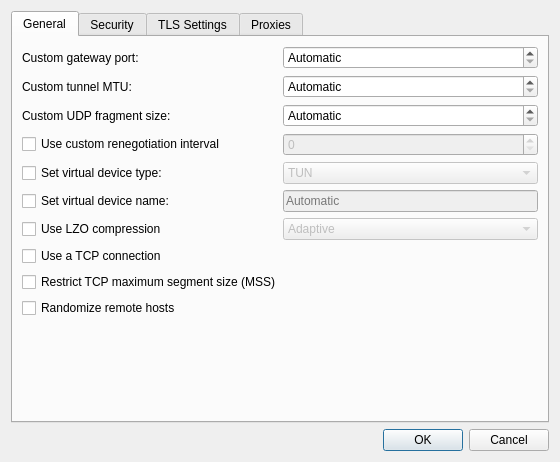
The window that vpn/openvpn/openvpnadvanced.ui (KDE/plasma-nm) describes before a commit, drawn with Qt 5.
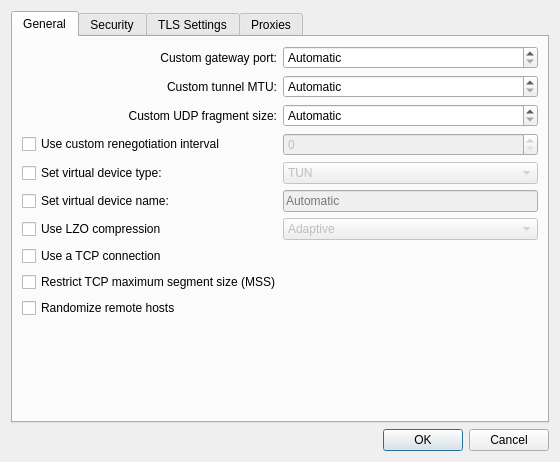
The same window after the commit. Custom widgets are drawn as their Qt base class.

Patch:
```diff
--- a/vpn/openvpn/openvpnadvanced.ui
+++ b/vpn/openvpn/openvpnadvanced.ui
@@ -28,6 +28,9 @@
            <property name="text">
             <string>Custom gateway port:</string>
            </property>
+           <property name="alignment">
+            <set>Qt::AlignRight|Qt::AlignTrailing|Qt::AlignVCenter</set>
+           </property>
            <property name="buddy">
             <cstring>sbCustomPort</cstring>
            </property>
@@ -55,6 +58,9 @@
            <property name="text">
             <string>Custom tunnel MTU:</string>
            </property>
+           <property name="alignment">
+            <set>Qt::AlignRight|Qt::AlignTrailing|Qt::AlignVCenter</set>
+           </property>
            <property name="buddy">
             <cstring>sbMtu</cstring>
            </property>
@@ -82,6 +88,9 @@
            <property name="text">
             <string>Custom UDP fragment size:</string>
            </property>
+           <property name="alignment">
+            <set>Qt::AlignRight|Qt::AlignTrailing|Qt::AlignVCenter</set>
+           </property>
            <property name="buddy">
             <cstring>sbUdpFragmentSize</cstring>
            </property>
```
Left out of the diff: 11 changed lines with no effect on the pictures.
